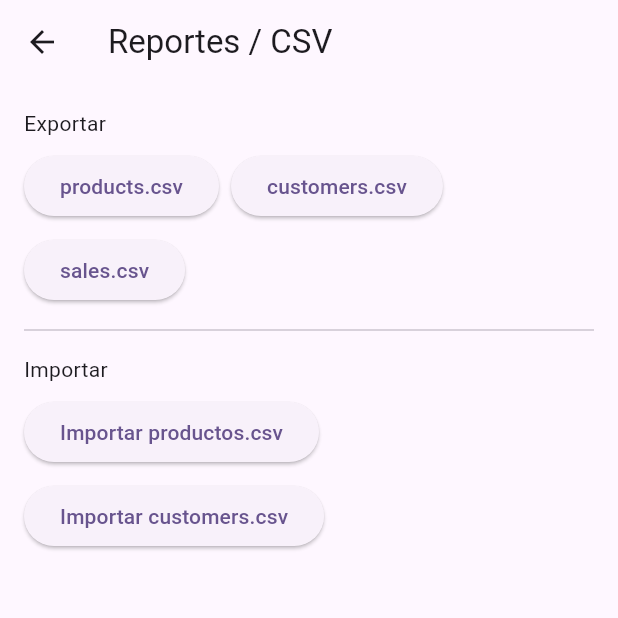
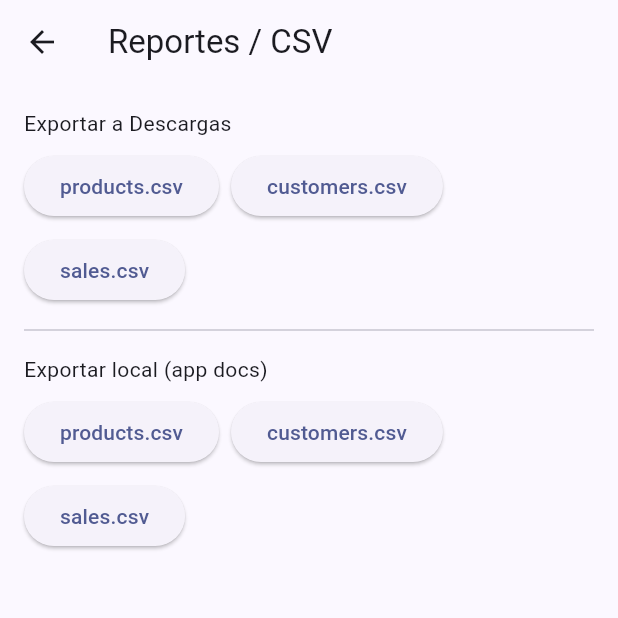
Before and after one commit to sergiopolis69-oss/popperscuv2, a Flutter app: the screen it shows after launch, after a tap on "Reportes / CSV", on a phone screen of 412 x 824 dp, the top half of it. Run offline on Flutter 3.47's test engine with Material 3 defaults, Android fonts, the phone set to English and light mode, and no system bars; our stand-ins replace csv, file_picker, flutter_riverpod, share_plus, sqflite; missing offline and left inert: file_saver; accounts and stored records are empty.

Commit message:
Add files via upload

```diff
--- a/lib/main.dart
+++ b/lib/main.dart
@@ -2,21 +2,17 @@ import 'package:flutter/material.dart';
 import 'package:flutter_riverpod/flutter_riverpod.dart';
 import 'ui/home_page.dart';
 
-void main() {
-  runApp(const ProviderScope(child: MyApp()));
-}
+void main() => runApp(const ProviderScope(child: MyApp()));
 
 class MyApp extends StatelessWidget {
   const MyApp({super.key});
   @override
   Widget build(BuildContext context) {
     return MaterialApp(
-      title: 'PoppersCUV2',
-      theme: ThemeData(
-        colorScheme: ColorScheme.fromSeed(seedColor: Colors.deepPurple),
-        useMaterial3: true,
-      ),
+      title: 'PoppersCU v2',
+      theme: ThemeData(useMaterial3: true, colorSchemeSeed: Colors.indigo),
       home: const HomePage(),
+      debugShowCheckedModeBanner: false,
     );
   }
 }
--- a/lib/repositories/sale_repository.dart
+++ b/lib/repositories/sale_repository.dart
@@ -1,10 +1,12 @@
-import '../models/inventory_movement.dart';
+import 'package:uuid/uuid.dart';
+import '../services/db.dart';
+import '../models/sale.dart';
 import '../models/sale_item.dart';
-import '../models/sale.dart';
-import '../services/db.dart';
-import 'package:sqflite/sqflite.dart';
-import 'package:uuid/uuid.dart';
-Future<void> createSale({
+
+class SaleRepository {
+  final _uuid = const Uuid();
+
+  Future<void> createSale({
     String? customerId,
     required List<SaleItem> items,
     required double discount,
@@ -12,9 +14,10 @@ Future<void> createSale({
   }) async {
     final db = await AppDatabase().database;
     await db.transaction((txn) async {
-      double subtotal = 0; double costTotal = 0;
+      double subtotal = 0;
+      double costTotal = 0;
       for (final it in items) {
-        subtotal += it.subtotal;                // price*qty - lineDiscount
+        subtotal += it.subtotal; // price*qty - lineDiscount
         costTotal += (it.costAtSale * it.quantity);
       }
       double total = subtotal - discount;
@@ -38,69 +41,9 @@ Future<void> createSale({
         row['sale_id'] = saleId;
         await txn.insert('sale_items', row);
         await txn.rawUpdate('UPDATE products SET stock = stock - ? WHERE id = ?', [it.quantity, it.productId]);
-        final mov = InventoryMovement(
-          id: _uuid.v4(),
-          productId: it.productId,
-          type: 'out',
-          quantity: it.quantity,
-          refSaleId: saleId,
-        );
-        await txn.insert('inventory_movements', mov.toMap());
       }
     });
   }
-    double total = (subtotal - discount); if (total < 0) total = 0;
-    final profit = total - costTotal;
-
-    final saleId = const Uuid().v4();
-    await txn.insert('sales', Sale(
-      id:saleId, customerId:customerId, total:total, discount:discount,
-      paymentMethod:paymentMethod, profit:profit,
-    ).toMap());
-
-    for (final it in items) {
-      await txn.insert('sale_items', SaleItem(
-        id: const Uuid().v4(),
-        saleId: saleId,
-        productId: it.productId,
-        quantity: it.quantity,
-        price: it.price,
-        costAtSale: it.costAtSale,
-        lineDiscount: it.lineDiscount,
-      ).toMap());
-      await txn.rawUpdate('UPDATE products SET stock = stock - ? WHERE id = ?', [it.quantity, it.productId]);
-      await txn.insert('inventory_movements', {
-        'id': const Uuid().v4(),
-        'product_id': it.productId,
-        'type': 'out',
-        'quantity': it.quantity,
-        'ref_sale_id': saleId,
-        'created_at': DateTime.now().toIso8601String(),
-      });
-    }
-  });
-}
-
-
-class SaleRepository {
-  final _uuid = const Uuid();
-
-  Future<List<Map<String, dynamic>>> topCustomers(DateTime from, DateTime to, {int limit = 50}) async {
-    final db = await AppDatabase().database;
-    final sql = '''
-      SELECT s.customer_id, COALESCE(c.name, '(sin cliente)') as customer_name,
-             COUNT(*) as orders, SUM(s.total) as spent, SUM(s.profit) as profit
-      FROM sales s
-      LEFT JOIN customers c ON c.id = s.customer_id
-      WHERE s.created_at >= ? AND s.created_at <= ?
-      GROUP BY s.customer_id, c.name
-      ORDER BY spent DESC
-      LIMIT ?
-    ''';
-    return db.rawQuery(sql, [from.toIso8601String(), to.toIso8601String(), limit]);
-  }
-
-  final _uuid = const Uuid();
 
   Future<List<Map<String, dynamic>>> history({
     String? customerId,
@@ -123,5 +66,18 @@ class SaleRepository {
     return db.rawQuery(sql, args);
   }
 
-  final _uuid = const Uuid();
+  Future<List<Map<String, dynamic>>> topCustomers(DateTime from, DateTime to, {int limit = 50}) async {
+    final db = await AppDatabase().database;
+    final sql = '''
+      SELECT s.customer_id, COALESCE(c.name, '(sin cliente)') as customer_name,
+             COUNT(*) as orders, SUM(s.total) as spent, SUM(s.profit) as profit
+      FROM sales s
+      LEFT JOIN customers c ON c.id = s.customer_id
+      WHERE s.created_at >= ? AND s.created_at <= ?
+      GROUP BY s.customer_id, c.name
+      ORDER BY spent DESC
+      LIMIT ?
+    ''';
+    return db.rawQuery(sql, [from.toIso8601String(), to.toIso8601String(), limit]);
+  }
 }
--- a/lib/services/db.dart
+++ b/lib/services/db.dart
@@ -1,11 +1,31 @@
-// versión 3, con upgrades
-...
+import 'dart:async';
+import 'package:sqflite/sqflite.dart';
+import 'package:path/path.dart' as p;
+import 'package:path_provider/path_provider.dart' as pp;
+
+class AppDatabase {
+  static final AppDatabase _instance = AppDatabase._internal();
+  factory AppDatabase() => _instance;
+  AppDatabase._internal();
+
+  Database? _db;
+
+  Future<Database> get database async {
+    if (_db != null) return _db!;
+    _db = await _init();
+    return _db!;
+  }
+
+  Future<Database> _init() async {
+    final dir = await pp.getApplicationDocumentsDirectory();
+    final path = p.join(dir.path, 'popperscuv2.db');
     return await openDatabase(
       path,
       version: 3,
       onCreate: _onCreate,
       onUpgrade: _onUpgrade,
     );
+  }
 
   Future _onCreate(Database db, int version) async {
     await db.execute('''
@@ -25,8 +45,11 @@ Future _onCreate(Database db, int version) async {
       CREATE TABLE customers(
         id TEXT PRIMARY KEY,
         name TEXT NOT NULL,
-      phone TEXT, email TEXT, notes TEXT,
-      created_at TEXT NOT NULL, updated_at TEXT NOT NULL
+        phone TEXT,
+        email TEXT,
+        notes TEXT,
+        created_at TEXT NOT NULL,
+        updated_at TEXT NOT NULL
       )
     ''');
     await db.execute('''
@@ -79,3 +102,4 @@ Future _onUpgrade(Database db, int oldVersion, int newVersion) async {
       try { await db.execute('ALTER TABLE sale_items ADD COLUMN cost_at_sale REAL NOT NULL DEFAULT 0;'); } catch (_) {}
     }
   }
+}
--- a/lib/ui/home_page.dart
+++ b/lib/ui/home_page.dart
@@ -1,9 +1,8 @@
 import 'package:flutter/material.dart';
 import 'products_page.dart';
-import 'customers_page.dart';
 import 'sales_page.dart';
+import 'sales_history_page.dart';
 import 'reports_page.dart';
-import 'sales_history_page.dart';
 import 'top_customers_page.dart';
 
 class HomePage extends StatelessWidget {
@@ -12,19 +11,11 @@ class HomePage extends StatelessWidget {
   @override
   Widget build(BuildContext context) {
     return Scaffold(
-      appBar: AppBar(title: const Text('PoppersCUV2 — Inventario & Ventas')),
-      body: ListView(
+      appBar: AppBar(title: const Text('PoppersCU v2 — Base')),
+      body: Padding(
         padding: const EdgeInsets.all(16),
+        child: ListView(
           children: [
-                    const SizedBox(height: 12),
-          ElevatedButton.icon(
-            icon: const Icon(Icons.leaderboard),
-            label: const Text('Top clientes'),
-            onPressed: () => Navigator.push(
-              context,
-              MaterialPageRoute(builder: (_) => const TopCustomersPage()),
-            ),
-          ),
             ElevatedButton.icon(
               icon: const Icon(Icons.inventory_2),
               label: const Text('Inventario'),
@@ -32,14 +23,14 @@ ElevatedButton.icon(
             ),
             const SizedBox(height: 12),
             ElevatedButton.icon(
-            icon: const Icon(Icons.people_alt),
+              icon: const Icon(Icons.people),
               label: const Text('Clientes'),
               onPressed: () => Navigator.push(context, MaterialPageRoute(builder: (_) => const CustomersPage())),
             ),
             const SizedBox(height: 12),
             ElevatedButton.icon(
               icon: const Icon(Icons.point_of_sale),
-            label: const Text('Ventas (POS)'),
+              label: const Text('POS / Ventas'),
               onPressed: () => Navigator.push(context, MaterialPageRoute(builder: (_) => const SalesPage())),
             ),
             const SizedBox(height: 12),
@@ -50,12 +41,19 @@ ElevatedButton.icon(
             ),
             const SizedBox(height: 12),
             ElevatedButton.icon(
-            icon: const Icon(Icons.bar_chart),
+              icon: const Icon(Icons.leaderboard),
+              label: const Text('Top clientes'),
+              onPressed: () => Navigator.push(context, MaterialPageRoute(builder: (_) => const TopCustomersPage())),
+            ),
+            const SizedBox(height: 12),
+            ElevatedButton.icon(
+              icon: const Icon(Icons.description),
               label: const Text('Reportes / CSV'),
               onPressed: () => Navigator.push(context, MaterialPageRoute(builder: (_) => const ReportsPage())),
             ),
           ],
         ),
+      ),
     );
   }
 }
--- a/lib/ui/reports_page.dart
+++ b/lib/ui/reports_page.dart
@@ -20,31 +20,32 @@ class _ReportsPageState extends State<ReportsPage> {
         child: Column(
           crossAxisAlignment: CrossAxisAlignment.start,
           children: [
-            const Text('Exportar'),
+            const Text('Exportar a Descargas'),
             const SizedBox(height: 8),
             Wrap(spacing: 8, runSpacing: 8, children: [
               ElevatedButton(onPressed: () async {
-                final p = await CsvIO.exportTable('products'); setState(()=> status='Exportado: $p');
+                final p = await CsvIO.exportTableToDownloads('products'); setState(()=> status='Exportado a: $p');
               }, child: const Text('products.csv')),
               ElevatedButton(onPressed: () async {
-                final p = await CsvIO.exportTable('customers'); setState(()=> status='Exportado: $p');
+                final p = await CsvIO.exportTableToDownloads('customers'); setState(()=> status='Exportado a: $p');
               }, child: const Text('customers.csv')),
               ElevatedButton(onPressed: () async {
-                final p = await CsvIO.exportTable('sales'); setState(()=> status='Exportado: $p');
+                final p = await CsvIO.exportTableToDownloads('sales'); setState(()=> status='Exportado a: $p');
               }, child: const Text('sales.csv')),
             ]),
             const Divider(height: 32),
-            const Text('Importar'),
+            const Text('Exportar local (app docs)'),
             const SizedBox(height: 8),
             Wrap(spacing: 8, runSpacing: 8, children: [
               ElevatedButton(onPressed: () async {
-                final n = await CsvIO.importProductsFromCsv();
-                setState(()=> status='Productos importados: $n');
-              }, child: const Text('Importar productos.csv')),
+                final p = await CsvIO.exportTableLocal('products'); setState(()=> status='Guardado local: $p');
+              }, child: const Text('products.csv')),
               ElevatedButton(onPressed: () async {
-                final n = await CsvIO.importCustomersFromCsv();
-                setState(()=> status='Clientes importados: $n');
-              }, child: const Text('Importar customers.csv')),
+                final p = await CsvIO.exportTableLocal('customers'); setState(()=> status='Guardado local: $p');
+              }, child: const Text('customers.csv')),
+              ElevatedButton(onPressed: () async {
+                final p = await CsvIO.exportTableLocal('sales'); setState(()=> status='Guardado local: $p');
+              }, child: const Text('sales.csv')),
             ]),
             const SizedBox(height: 16),
             if (status != null) Text(status!),
--- a/lib/ui/top_customers_page.dart
+++ b/lib/ui/top_customers_page.dart
@@ -95,10 +95,8 @@ class _TopCustomersPageState extends State<TopCustomersPage> {
     );
   }
 
-  // Devuelve (inicio, fin) del rango determinado por el periodo y la fecha ancla
   (DateTime, DateTime) _rangeFor(Period p, DateTime anchor) {
     if (p == Period.week) {
-      // Lunes a domingo
       final start = DateTime(anchor.year, anchor.month, anchor.day).subtract(Duration(days: anchor.weekday - 1));
       final end = start.add(const Duration(days: 6, hours: 23, minutes: 59, seconds: 59));
       return (start, end);
--- a/pubspec.yaml
+++ b/pubspec.yaml
@@ -1,10 +1,10 @@
 name: popperscuv2
-description: Base app inventario/ventas/clientes (offline) con utilidad, top clientes.
+description: App base inventario/ventas/clientes (offline), utilidad por venta, CSV visibles.
 publish_to: "none"
 version: 0.3.0+3
 
 environment:
-  sdk: ">=3.0.0 <4.0.0"
+  sdk: ">=3.3.0 <4.0.0"
 
 dependencies:
   flutter:
```
Also changed, not shown: lib/models/product.dart (+67 -20 lines), lib/models/sale.dart (+36 -4 lines), lib/models/sale_item.dart (+38 -4 lines), lib/providers/providers.dart (+8 -8 lines), lib/repositories/customer_repository.dart (+3 -7 lines), lib/repositories/product_repository.dart (+3 -7 lines), lib/ui/customers_page.dart (+21 -22 lines), lib/ui/products_page.dart (+6 -5 lines), lib/utils/csv_io.dart (+62 -2 lines), 1 other file. Lines whose indentation alone changed are shown as unchanged.
